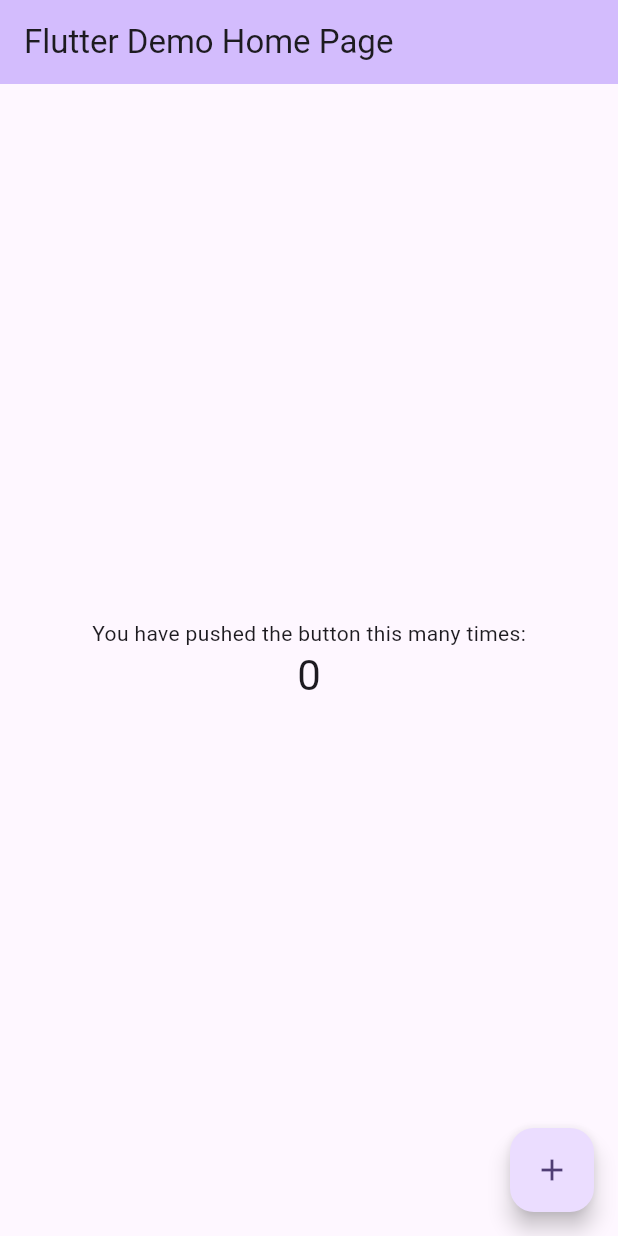
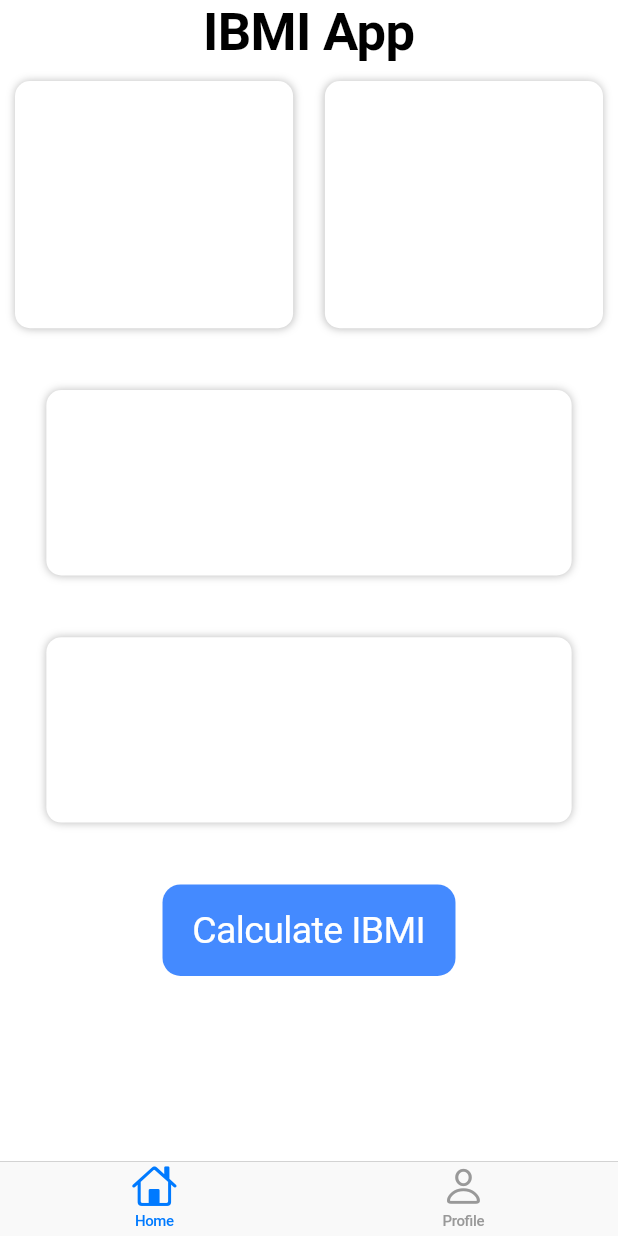
Before and after one commit to M-Waleed-Elsherbeny/Build_7_Apps_Using_Flutter_Udemy_Course, a Flutter app: the screen it shows after launch, on a phone screen of 412 x 824 dp. Run offline on Flutter 3.47's test engine with Material 3 defaults, Android fonts, the phone set to English and light mode, and no system bars; our stand-ins replace cloud_firestore, dio, file_picker, firebase_auth, firebase_core, flutter_screenutil and 2 more; accounts and stored records are empty.

Commit message:
Make Home UI

```diff
--- /dev/null
+++ b/ibmi_app/devtools_options.yaml
@@ -0,0 +1,3 @@
+description: This file stores settings for Dart & Flutter DevTools.
+documentation: https://docs.flutter.dev/tools/devtools/extensions#configure-extension-enablement-states
+extensions:
--- a/ibmi_app/lib/main.dart
+++ b/ibmi_app/lib/main.dart
@@ -1,4 +1,5 @@
-import 'package:flutter/material.dart';
+import 'package:flutter/cupertino.dart';
+import 'package:ibmi_app/screens/main_screen.dart';
 
 void main() {
   runApp(const MyApp());
@@ -10,113 +11,15 @@ class MyApp extends StatelessWidget {
   // This widget is the root of your application.
   @override
   Widget build(BuildContext context) {
-    return MaterialApp(
-      title: 'Flutter Demo',
-      theme: ThemeData(
-        // This is the theme of your application.
-        //
-        // TRY THIS: Try running your application with "flutter run". You'll see
-        // the application has a purple toolbar. Then, without quitting the app,
-        // try changing the seedColor in the colorScheme below to Colors.green
-        // and then invoke "hot reload" (save your changes or press the "hot
-        // reload" button in a Flutter-supported IDE, or press "r" if you used
-        // the command line to start the app).
-        //
-        // Notice that the counter didn't reset back to zero; the application
-        // state is not lost during the reload. To reset the state, use hot
-        // restart instead.
-        //
-        // This works for code too, not just values: Most code changes can be
-        // tested with just a hot reload.
-        colorScheme: ColorScheme.fromSeed(seedColor: Colors.deepPurple),
+    return CupertinoApp(
+      title: "IBMI App",
+      initialRoute: '/',
+      routes: {"/": (context) => const MainScreen()},
+      theme: CupertinoThemeData(
+        textTheme: CupertinoTextThemeData(
+          textStyle: TextStyle(fontFamily: "cairo"),
+        ),
       ),
-      home: const MyHomePage(title: 'Flutter Demo Home Page'),
     );
   }
 }
-
-class MyHomePage extends StatefulWidget {
-  const MyHomePage({super.key, required this.title});
-
-  // This widget is the home page of your application. It is stateful, meaning
-  // that it has a State object (defined below) that contains fields that affect
-  // how it looks.
-
-  // This class is the configuration for the state. It holds the values (in this
-  // case the title) provided by the parent (in this case the App widget) and
-  // used by the build method of the State. Fields in a Widget subclass are
-  // always marked "final".
-
-  final String title;
-
-  @override
-  State<MyHomePage> createState() => _MyHomePageState();
-}
-
-class _MyHomePageState extends State<MyHomePage> {
-  int _counter = 0;
-
-  void _incrementCounter() {
-    setState(() {
-      // This call to setState tells the Flutter framework that something has
-      // changed in this State, which causes it to rerun the build method below
-      // so that the display can reflect the updated values. If we changed
-      // _counter without calling setState(), then the build method would not be
-      // called again, and so nothing would appear to happen.
-      _counter++;
-    });
-  }
-
-  @override
-  Widget build(BuildContext context) {
-    // This method is rerun every time setState is called, for instance as done
-    // by the _incrementCounter method above.
-    //
-    // The Flutter framework has been optimized to make rerunning build methods
-    // fast, so that you can just rebuild anything that needs updating rather
-    // than having to individually change instances of widgets.
-    return Scaffold(
-      appBar: AppBar(
-        // TRY THIS: Try changing the color here to a specific color (to
-        // Colors.amber, perhaps?) and trigger a hot reload to see the AppBar
-        // change color while the other colors stay the same.
-        backgroundColor: Theme.of(context).colorScheme.inversePrimary,
-        // Here we take the value from the MyHomePage object that was created by
-        // the App.build method, and use it to set our appbar title.
-        title: Text(widget.title),
-      ),
-      body: Center(
-        // Center is a layout widget. It takes a single child and positions it
-        // in the middle of the parent.
-        child: Column(
-          // Column is also a layout widget. It takes a list of children and
-          // arranges them vertically. By default, it sizes itself to fit its
-          // children horizontally, and tries to be as tall as its parent.
-          //
-          // Column has various properties to control how it sizes itself and
-          // how it positions its children. Here we use mainAxisAlignment to
-          // center the children vertically; the main axis here is the vertical
-          // axis because Columns are vertical (the cross axis would be
-          // horizontal).
-          //
-          // TRY THIS: Invoke "debug painting" (choose the "Toggle Debug Paint"
-          // action in the IDE, or press "p" in the console), to see the
-          // wireframe for each widget.
-          mainAxisAlignment: MainAxisAlignment.center,
-          children: <Widget>[
-            const Text('You have pushed the button this many times:'),
-            Text(
-              '$_counter',
-              style: Theme.of(context).textTheme.headlineMedium,
-            ),
-          ],
-        ),
-      ),
-      floatingActionButton: FloatingActionButton(
-        onPressed: _incrementCounter,
-        tooltip: 'Increment',
-        child: const Icon(Icons.add),
-      ), // This trailing comma makes auto-formatting nicer for build methods.
-    );
-  }
-}
--- /dev/null
+++ b/ibmi_app/lib/screens/ibmi_screen.dart
@@ -0,0 +1,83 @@
+import 'package:flutter/cupertino.dart';
+import 'package:flutter/material.dart';
+
+class IbmiScreen extends StatefulWidget {
+  const IbmiScreen({super.key});
+
+  @override
+  State<IbmiScreen> createState() => _IbmiScreenState();
+}
+
+class _IbmiScreenState extends State<IbmiScreen> {
+  double? deviceWidth, deviceHeight;
+  @override
+  Widget build(BuildContext context) {
+    deviceHeight = MediaQuery.of(context).size.height;
+    deviceWidth = MediaQuery.of(context).size.width;
+    return CupertinoPageScaffold(
+      child: Padding(
+        padding: const EdgeInsets.all(10),
+        child: Column(
+          children: [
+            Row(
+              mainAxisAlignment: MainAxisAlignment.spaceBetween,
+              children: [
+                Container(
+                  width: deviceWidth! * 0.45,
+                  height: deviceHeight! * 0.20,
+                  decoration: BoxDecoration(
+                    borderRadius: BorderRadius.circular(10),
+                    color: Colors.white,
+                    boxShadow: [
+                      BoxShadow(color: Colors.black26, blurRadius: 4),
+                    ],
+                  ),
+                ),
+                Container(
+                  width: deviceWidth! * 0.45,
+                  height: deviceHeight! * 0.20,
+                  decoration: BoxDecoration(
+                    borderRadius: BorderRadius.circular(10),
+                    color: Colors.white,
+                    boxShadow: [
+                      BoxShadow(color: Colors.black26, blurRadius: 4),
+                    ],
+                  ),
+                ),
+              ],
+            ),
+            SizedBox(height: deviceHeight! * 0.05),
+            Container(
+              width: deviceWidth! * 0.85,
+              height: deviceHeight! * 0.15,
+              decoration: BoxDecoration(
+                borderRadius: BorderRadius.circular(10),
+                color: Colors.white,
+                boxShadow: [BoxShadow(color: Colors.black26, blurRadius: 4)],
+              ),
+            ),
+            SizedBox(height: deviceHeight! * 0.05),
+            Container(
+              width: deviceWidth! * 0.85,
+              height: deviceHeight! * 0.15,
+              decoration: BoxDecoration(
+                borderRadius: BorderRadius.circular(10),
+                color: Colors.white,
+                boxShadow: [BoxShadow(color: Colors.black26, blurRadius: 4)],
+              ),
+            ),
+            SizedBox(height: deviceHeight! * 0.05),
+            CupertinoButton(
+              color: Colors.blueAccent.shade200,
+              child: const Text(
+                "Calculate IBMI",
+                style: TextStyle(color: Colors.white, fontSize: 25),
+              ),
+              onPressed: () {},
+            ),
+          ],
+        ),
+      ),
+    );
+  }
+}
--- /dev/null
+++ b/ibmi_app/lib/screens/main_screen.dart
@@ -0,0 +1,50 @@
+import 'package:flutter/cupertino.dart';
+import 'package:flutter/material.dart';
+import 'package:ibmi_app/screens/ibmi_screen.dart';
+import 'package:ibmi_app/screens/profile_screen.dart';
+
+class MainScreen extends StatefulWidget {
+  const MainScreen({super.key});
+  @override
+  State<StatefulWidget> createState() {
+    return _MainScreenState();
+  }
+}
+
+class _MainScreenState extends State<MainScreen> {
+  List<BottomNavigationBarItem> pages = [
+    const BottomNavigationBarItem(
+      icon: Icon(CupertinoIcons.home),
+      label: "Home",
+    ),
+    const BottomNavigationBarItem(
+      icon: Icon(CupertinoIcons.person),
+      label: "Profile",
+    ),
+  ];
+  @override
+  Widget build(BuildContext context) {
+    return CupertinoPageScaffold(
+      navigationBar: CupertinoNavigationBar(
+        backgroundColor: Colors.blueAccent.shade200,
+
+        middle: const Text("IBMI App", style: TextStyle(fontSize: 35)),
+      ),
+      child: CupertinoTabScaffold(
+        tabBuilder: (context, index) {
+          return CupertinoTabView(
+            builder: (context) {
+              return CupertinoPageScaffold(
+                child:
+                    pages[index].label == "Home"
+                        ? const IbmiScreen()
+                        : const ProfileScreen(),
+              );
+            },
+          );
+        },
+        tabBar: CupertinoTabBar(items: pages),
+      ),
+    );
+  }
+}
--- /dev/null
+++ b/ibmi_app/lib/screens/profile_screen.dart
@@ -0,0 +1,15 @@
+import 'package:flutter/material.dart';
+
+class ProfileScreen extends StatefulWidget {
+  const ProfileScreen({super.key});
+
+  @override
+  State<ProfileScreen> createState() => _ProfileScreenState();
+}
+
+class _ProfileScreenState extends State<ProfileScreen> {
+  @override
+  Widget build(BuildContext context) {
+    return Container(color: Colors.purpleAccent);
+  }
+}
```
Also changed, not shown: ibmi_app/pubspec.yaml (+4 -11 lines), ibmi_app/pubspec.lock, 2 other files.
